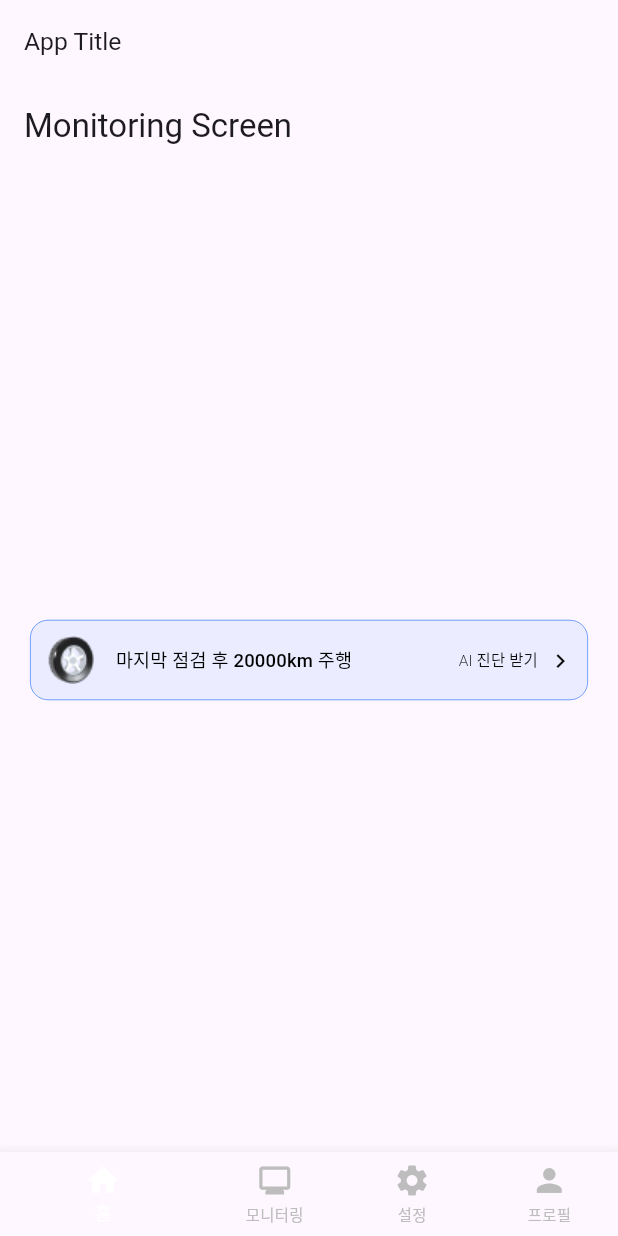
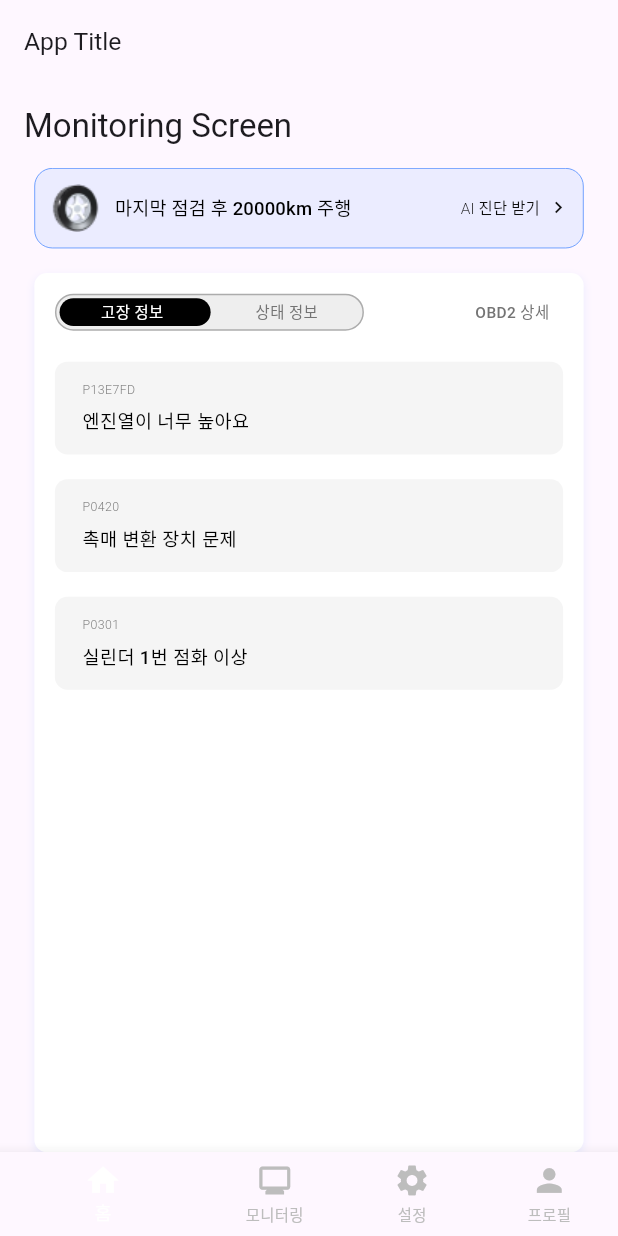
Before and after one commit to king0104/marimo, a Flutter app: the screen it shows after launch, on a phone screen of 412 x 824 dp. Run offline on Flutter 3.47's test engine with Material 3 defaults, Android fonts, the phone set to English and light mode, and no system bars; our stand-ins replace flutter_screenutil; Roboto replaces fonts that are missing (Freesentation, YourFontFamily).

Commit message:
✨ feat: DtcInfoCard, StatusInfoCard, ListToggle, Obd2InfoList 컴포넌트 ui 개발

```diff
--- a/marimo_client/lib/screens/monitoring/MonitoringScreen.dart
+++ b/marimo_client/lib/screens/monitoring/MonitoringScreen.dart
@@ -1,5 +1,7 @@
 import 'package:flutter/material.dart';
+import 'package:flutter_screenutil/flutter_screenutil.dart';
 import 'package:marimo_client/screens/monitoring/widgets/TireDiagnosisButton.dart';
+import 'package:marimo_client/screens/monitoring/widgets/Obd2InfoList.dart'; // ✅ OBD2 리스트 추가
 
 class MonitoringScreen extends StatelessWidget {
   @override
@@ -7,8 +9,20 @@ class MonitoringScreen extends StatelessWidget {
     return Scaffold(
       appBar: AppBar(title: const Text("Monitoring Screen")),
       body: Padding(
-        padding: const EdgeInsets.symmetric(horizontal: 20), // ✅ 좌우 패딩 20px 적용
-        child: Center(child: TireDiagnosisButton()),
+        padding: EdgeInsets.symmetric(horizontal: 20.w), // ✅ 좌우 패딩 20.w 적용
+        child: Column(
+          children: [
+            SizedBox(
+              width: double.infinity, // ✅ 버튼 가로 크기 확장
+              child: TireDiagnosisButton(),
+            ),
+            SizedBox(height: 16.sp), // ✅ 두 요소 사이의 gap (16.sp)
+            Expanded(
+              flex: 3, // ✅ OBD2 리스트가 더 많은 공간을 차지하도록 설정
+              child: Obd2InfoList(),
+            ),
+          ],
+        ),
       ),
     );
   }
--- /dev/null
+++ b/marimo_client/lib/screens/monitoring/widgets/DtcInfoCard.dart
@@ -0,0 +1,44 @@
+import 'package:flutter/material.dart';
+import 'package:flutter_screenutil/flutter_screenutil.dart';
+
+class DtcInfoCard extends StatelessWidget {
+  final String code;
+  final String description;
+
+  const DtcInfoCard({super.key, required this.code, required this.description});
+
+  @override
+  Widget build(BuildContext context) {
+    return Container(
+      padding: EdgeInsets.symmetric(horizontal: 16.w, vertical: 12.h),
+      decoration: BoxDecoration(
+        color: const Color(0xFFF5F5F5), // ✅ 배경색 (Figma 스타일)
+        borderRadius: BorderRadius.circular(8.r), // ✅ 둥근 모서리
+      ),
+      child: Column(
+        crossAxisAlignment: CrossAxisAlignment.start,
+        children: [
+          // ✅ 고장 코드 (작은 글씨)
+          Text(
+            code,
+            style: TextStyle(
+              fontSize: 8.sp,
+              fontWeight: FontWeight.w300,
+              color: const Color(0xFF7E7E7E),
+            ),
+          ),
+          SizedBox(height: 6.h), // 간격
+          // ✅ 고장 코드 설명 (큰 글씨)
+          Text(
+            description,
+            style: TextStyle(
+              fontSize: 12.sp,
+              fontWeight: FontWeight.w500,
+              color: const Color(0xFF000000),
+            ),
+          ),
+        ],
+      ),
+    );
+  }
+}
--- /dev/null
+++ b/marimo_client/lib/screens/monitoring/widgets/ListToggle.dart
@@ -0,0 +1,89 @@
+import 'package:flutter/material.dart';
+import 'package:flutter_screenutil/flutter_screenutil.dart';
+
+class ListToggle extends StatelessWidget {
+  final bool isLeftSelected;
+  final VoidCallback onLeftTap;
+  final VoidCallback onRightTap;
+
+  const ListToggle({
+    super.key,
+    required this.isLeftSelected,
+    required this.onLeftTap,
+    required this.onRightTap,
+  });
+
+  @override
+  Widget build(BuildContext context) {
+    return SizedBox(
+      width: 180.w, // ✅ 토글 너비 고정
+      height: 24.h, // ✅ 토글 높이 고정
+      child: Stack(
+        children: [
+          // ✅ 배경 박스 (연한 회색)
+          Container(
+            decoration: BoxDecoration(
+              color: Colors.grey[200],
+              borderRadius: BorderRadius.circular(20.r),
+              border: Border.all(color: const Color(0xffACACAC)),
+            ),
+          ),
+
+          // ✅ 애니메이션 이동하는 검은색 선택 박스
+          AnimatedAlign(
+            duration: const Duration(milliseconds: 250),
+            curve: Curves.easeInOut,
+            alignment:
+                isLeftSelected ? Alignment.centerLeft : Alignment.centerRight,
+            child: Container(
+              width: 88.w,
+              height: 24.h,
+              margin: EdgeInsets.all(3.h),
+              decoration: BoxDecoration(
+                color: Colors.black,
+                borderRadius: BorderRadius.circular(20.r),
+              ),
+            ),
+          ),
+
+          // ✅ 텍스트 및 클릭 가능 영역 확장
+          Positioned.fill(
+            child: Row(
+              children: [
+                _buildToggleText("고장 정보", isLeft: true, onTap: onLeftTap),
+                _buildToggleText("상태 정보", isLeft: false, onTap: onRightTap),
+              ],
+            ),
+          ),
+        ],
+      ),
+    );
+  }
+
+  /// ✅ **터치 가능한 전체 영역을 `GestureDetector`로 감싸기 + 글자 찌부 방지**
+  Widget _buildToggleText(
+    String title, {
+    required bool isLeft,
+    required VoidCallback onTap,
+  }) {
+    return Expanded(
+      child: GestureDetector(
+        behavior: HitTestBehavior.opaque, // ✅ 빈 공간도 터치 가능
+        onTap: onTap,
+        child: Center(
+          child: Text(
+            title,
+            style: TextStyle(
+              fontSize: 10.sp, // ✅ OBD2 상세와 동일한 크기
+              fontWeight: FontWeight.w500, // ✅ 동일한 Weight 설정
+              color:
+                  (isLeftSelected == isLeft)
+                      ? Colors.white
+                      : const Color(0xFF747474),
+            ),
+          ),
+        ),
+      ),
+    );
+  }
+}
--- /dev/null
+++ b/marimo_client/lib/screens/monitoring/widgets/Obd2InfoList.dart
@@ -0,0 +1,111 @@
+import 'package:flutter/material.dart';
+import 'package:flutter_screenutil/flutter_screenutil.dart';
+import 'package:marimo_client/screens/monitoring/widgets/DtcInfoCard.dart';
+import 'package:marimo_client/screens/monitoring/widgets/StatusInfoCard.dart';
+import 'package:marimo_client/screens/monitoring/widgets/ListToggle.dart'; // ✅ ListToggle 추가
+
+class Obd2InfoList extends StatefulWidget {
+  const Obd2InfoList({super.key});
+
+  @override
+  _Obd2InfoListState createState() => _Obd2InfoListState();
+}
+
+class _Obd2InfoListState extends State<Obd2InfoList> {
+  bool showDtcInfo = true; // ✅ 현재 선택된 탭 (true = DTC, false = 상태 정보)
+
+  // ✅ 더미 데이터 (샘플)
+  final List<Map<String, String>> dtcData = [
+    {"code": "P13E7FD", "description": "엔진열이 너무 높아요"},
+    {"code": "P0420", "description": "촉매 변환 장치 문제"},
+    {"code": "P0301", "description": "실린더 1번 점화 이상"},
+  ];
+
+  final List<Map<String, dynamic>> statusData = [
+    {"icon": Icons.speed, "title": "속도", "value": "80 km/h"},
+    {"icon": Icons.thermostat, "title": "엔진 온도", "value": "90°C"},
+    {"icon": Icons.local_gas_station, "title": "연료 잔량", "value": "45%"},
+    {"icon": Icons.battery_full, "title": "배터리 상태", "value": "12.6V"},
+  ];
+
+  @override
+  Widget build(BuildContext context) {
+    return Container(
+      padding: EdgeInsets.all(12.w),
+      decoration: BoxDecoration(
+        color: Colors.white,
+        borderRadius: BorderRadius.circular(8.r),
+        boxShadow: [
+          BoxShadow(
+            color: const Color(0x1A4888FF),
+            blurRadius: 4.r,
+            offset: Offset(0, 2.h),
+          ),
+        ],
+      ),
+      child: Column(
+        children: [
+          // ✅ 토글과 OBD2 상세 버튼을 Row로 배치 (좌우 정렬)
+          Row(
+            mainAxisAlignment: MainAxisAlignment.spaceBetween,
+            children: [
+              // ✅ `ListToggle`의 크기를 고정
+              SizedBox(
+                width: 180.w, // ✅ 고정된 너비
+                child: ListToggle(
+                  isLeftSelected: showDtcInfo,
+                  onLeftTap: () => setState(() => showDtcInfo = true),
+                  onRightTap: () => setState(() => showDtcInfo = false),
+                ),
+              ),
+
+              // ✅ OBD2 상세 버튼 (우측에 배치)
+              GestureDetector(
+                onTap: () {
+                  debugPrint("🚀 OBD2 상세 버튼 클릭됨!");
+                },
+                child: Padding(
+                  padding: EdgeInsets.symmetric(vertical: 4.h, horizontal: 8.w),
+                  child: Text(
+                    "OBD2 상세",
+                    style: TextStyle(
+                      fontSize: 10.sp, // ✅ ListToggle 내부와 동일한 폰트 크기
+                      fontWeight: FontWeight.w500, // ✅ 동일한 Weight 설정
+                      fontFamily: 'YourFontFamily', // ✅ 동일한 폰트 패밀리 설정 (필요시 추가)
+                      color: const Color(0xFF747474),
+                    ),
+                  ),
+                ),
+              ),
+            ],
+          ),
+
+          SizedBox(height: 12.h),
+
+          // ✅ 리스트 (고장 정보 / 상태 정보)
+          Expanded(
+            child: ListView.builder(
+              itemCount: showDtcInfo ? dtcData.length : statusData.length,
+              itemBuilder: (context, index) {
+                return Padding(
+                  padding: EdgeInsets.symmetric(vertical: 8.h),
+                  child:
+                      showDtcInfo
+                          ? DtcInfoCard(
+                            code: dtcData[index]["code"]!,
+                            description: dtcData[index]["description"]!,
+                          )
+                          : StatusInfoCard(
+                            icon: statusData[index]["icon"], // ✅ 아이콘 추가
+                            title: statusData[index]["title"]!,
+                            value: statusData[index]["value"]!,
+                          ),
+                );
+              },
+            ),
+          ),
+        ],
+      ),
+    );
+  }
+}
--- /dev/null
+++ b/marimo_client/lib/screens/monitoring/widgets/StatusInfoCard.dart
@@ -0,0 +1,53 @@
+import 'package:flutter/material.dart';
+import 'package:flutter_screenutil/flutter_screenutil.dart';
+
+class StatusInfoCard extends StatelessWidget {
+  final String title;
+  final String value;
+  final IconData icon; // ✅ 아이콘 추가
+
+  const StatusInfoCard({
+    super.key,
+    required this.title,
+    required this.value,
+    required this.icon, // ✅ 아이콘 필수값으로 추가
+  });
+
+  @override
+  Widget build(BuildContext context) {
+    return Container(
+      padding: EdgeInsets.symmetric(horizontal: 12.w, vertical: 12.h),
+      decoration: BoxDecoration(
+        color: Colors.transparent, // ✅ 배경을 투명하게 설정
+        borderRadius: BorderRadius.circular(8.r),
+      ),
+      child: Row(
+        mainAxisAlignment: MainAxisAlignment.spaceBetween,
+        children: [
+          Row(
+            children: [
+              Icon(icon, size: 16.sp, color: const Color(0xFF4888FF)),
+              SizedBox(width: 8.w),
+              Text(
+                title,
+                style: TextStyle(
+                  fontSize: 12.sp,
+                  fontWeight: FontWeight.w500,
+                  color: const Color(0xFF7E7E7E),
+                ),
+              ),
+            ],
+          ),
+          Text(
+            value,
+            style: TextStyle(
+              fontSize: 12.sp,
+              fontWeight: FontWeight.w600,
+              color: const Color(0xFF000000),
+            ),
+          ),
+        ],
+      ),
+    );
+  }
+}
--- a/marimo_client/lib/screens/monitoring/widgets/TireDiagnosisButton.dart
+++ b/marimo_client/lib/screens/monitoring/widgets/TireDiagnosisButton.dart
@@ -1,5 +1,5 @@
 import 'package:flutter/material.dart';
-import 'package:flutter_screenutil/flutter_screenutil.dart'; // ✅ ScreenUtil 추가
+import 'package:flutter_screenutil/flutter_screenutil.dart';
 
 class TireDiagnosisButton extends StatelessWidget {
   const TireDiagnosisButton({super.key});
@@ -7,64 +7,66 @@ class TireDiagnosisButton extends StatelessWidget {
   @override
   Widget build(BuildContext context) {
     return SizedBox(
-      width: double.infinity, // ✅ 부모 크기만큼 확장
+      width: double.infinity, // ✅ 버튼을 부모 크기만큼 확장
       child: ElevatedButton(
         onPressed: () {
           debugPrint("🚀 AI 진단 받기 클릭!!");
         },
         style: ElevatedButton.styleFrom(
-          backgroundColor: const Color(0x1A4888FF), // ✅ 배경색 (10% 투명도)
-          foregroundColor: const Color(0xFF000000), // ✅ 글씨 및 아이콘 색상
-          padding: EdgeInsets.zero, // ✅ 버튼의 기본 패딩 제거
+          backgroundColor: const Color(0x1A4888FF),
+          foregroundColor: Colors.black,
+          padding: EdgeInsets.zero,
           shape: RoundedRectangleBorder(
             borderRadius: BorderRadius.circular(12),
-            side: const BorderSide(
-              color: Color(0xFF4888FF),
-              width: 0.5,
-            ), // ✅ 테두리 추가
+            side: const BorderSide(color: Color(0xFF4888FF), width: 0.5),
           ),
-          elevation: 0, // ✅ 그림자 제거
-          shadowColor: Colors.transparent, // ✅ 눌렀을 때 그림자 제거
+          elevation: 0,
+          shadowColor: Colors.transparent,
           overlayColor: const Color(0x1A4888FF),
         ),
         child: Padding(
           padding: EdgeInsets.symmetric(
             horizontal: 8.w,
             vertical: 10.h,
-          ), // ✅ `w`, `h` 적용 가능
+          ), // ✅ 내부 패딩 추가
           child: Row(
-            mainAxisAlignment: MainAxisAlignment.spaceBetween, // ✅ 내부 요소 확장
+            mainAxisAlignment: MainAxisAlignment.spaceBetween,
             children: [
+              // 타이어 아이콘
               Image.asset(
                 'assets/images/icons/icon_tire.webp',
-                width: 32.w, // ✅ `sp` 대신 `w` 사용
+                width: 32.w,
                 height: 32.h,
               ),
-              SizedBox(width: 10.w),
+              SizedBox(width: 7.w),
+
+              // 주행 거리 정보
               Expanded(
                 child: Text(
                   "마지막 점검 후 20000km 주행",
                   style: TextStyle(
-                    fontSize: 12.sp, // ✅ `sp` 사용 (const 제거)
+                    fontSize: 12.sp,
                     fontWeight: FontWeight.w500,
                     color: Colors.black,
                   ),
-                  overflow: TextOverflow.ellipsis, // ✅ 긴 글자는 ... 처리
+                  overflow: TextOverflow.ellipsis,
                 ),
               ),
               SizedBox(width: 10.w),
+
+              // AI 진단 받기 버튼 & 아이콘
               Text(
                 "AI 진단 받기",
                 style: TextStyle(
-                  fontSize: 10.sp, // ✅ `sp` 사용
+                  fontSize: 10.sp,
                   fontWeight: FontWeight.w300,
                   color: const Color(0xFF0E0E0E),
                 ),
               ),
-              SizedBox(width: 5.w),
+              SizedBox(width: 4.w),
               Icon(
                 Icons.chevron_right,
-                size: 18.sp, // ✅ 아이콘 크기 자동 조정
+                size: 15.sp,
                 color: const Color(0xFF0E0E0E),
               ),
             ],
```
